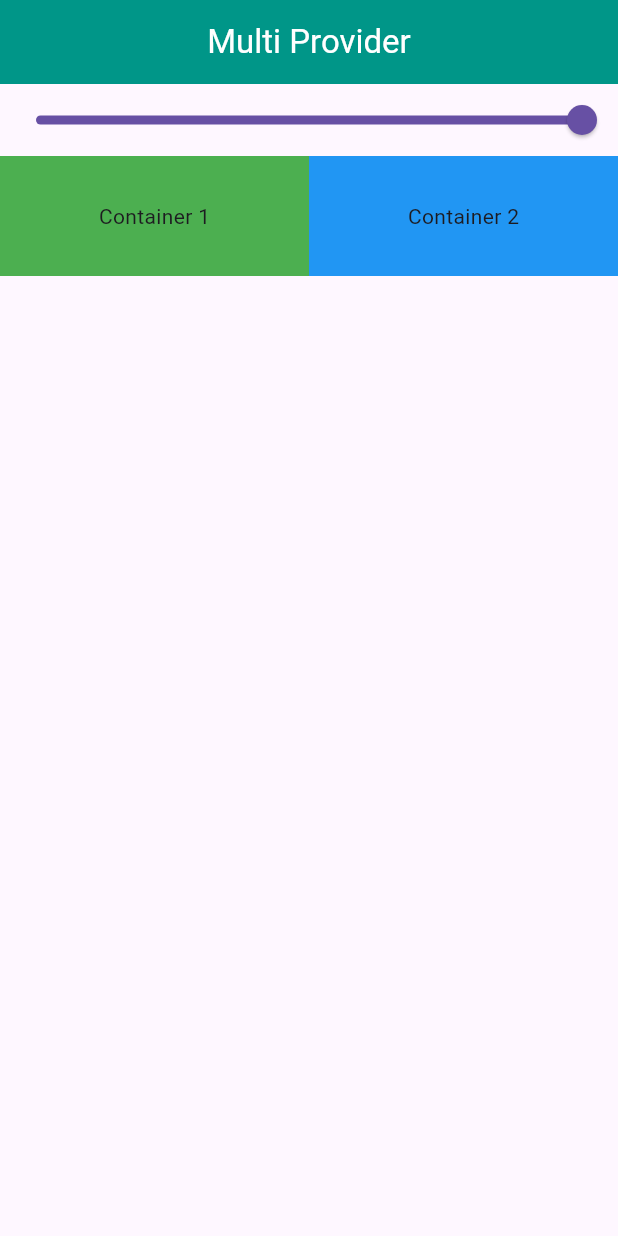
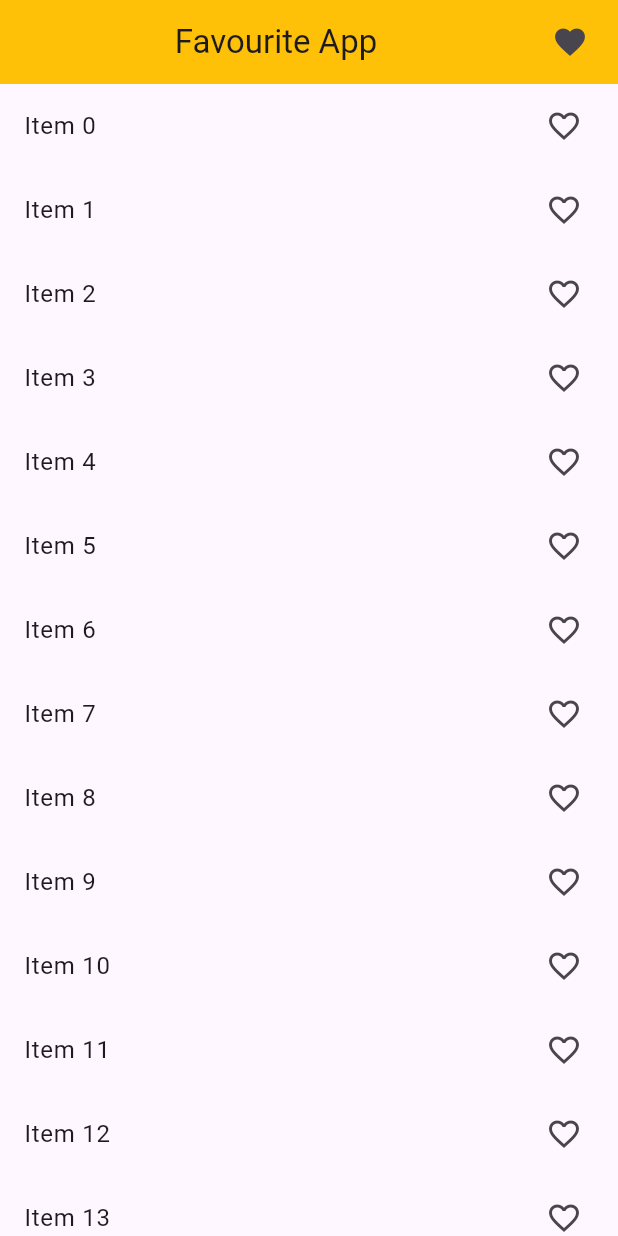
Before and after one commit to d19rsabhah/counter, a Flutter app: the screen it shows after launch, on a phone screen of 412 x 824 dp. Run offline on Flutter 3.47's test engine with Material 3 defaults, Android fonts, the phone set to English and light mode, and no system bars.

Commit message:
favourite app

```diff
--- a/lib/main.dart
+++ b/lib/main.dart
@@ -1,7 +1,9 @@
 import 'package:counter/provider/count_provider.dart';
 import 'package:counter/provider/example_one_provider.dart';
+import 'package:counter/provider/favourite_provider.dart';
 import 'package:counter/screen/count_example.dart';
 import 'package:counter/screen/example_one.dart';
+import 'package:counter/screen/favourite/favourite_screen.dart';
 import 'package:flutter/material.dart';
 import 'package:provider/provider.dart';
 
@@ -14,12 +16,13 @@ class MyApp extends StatelessWidget {
     return MultiProvider(
         providers: [
           ChangeNotifierProvider(create: (_) => CountProvider()),
-          ChangeNotifierProvider(create: (_) => ExampleOneProvider())
+          ChangeNotifierProvider(create: (_) => ExampleOneProvider()),
+          ChangeNotifierProvider(create: (_) => FavouriteProvider())
         ],
         child: MaterialApp(
           debugShowCheckedModeBanner: false,
           title: 'Flutter Demo',
-          home: ExampleOne(),
+          home: FavouriteScreen(),
         ));
   }
 }
--- /dev/null
+++ b/lib/provider/favourite_provider.dart
@@ -0,0 +1,16 @@
+import 'package:flutter/foundation.dart';
+
+class FavouriteProvider with ChangeNotifier {
+  List<int> _fav = [];
+
+  List<int> get fav => _fav;
+  void addItem(int value) {
+    _fav.add(value);
+    notifyListeners();
+  }
+
+  void removeItem(int value) {
+    _fav.remove(value);
+    notifyListeners();
+  }
+}
--- /dev/null
+++ b/lib/screen/favourite/favourite_screen.dart
@@ -0,0 +1,66 @@
+import "package:counter/provider/favourite_provider.dart";
+import "package:counter/screen/favourite/my_favourite.dart";
+import "package:flutter/material.dart";
+import "package:provider/provider.dart";
+
+class FavouriteScreen extends StatefulWidget {
+  const FavouriteScreen({super.key});
+
+  @override
+  State<FavouriteScreen> createState() => _FavouriteScreenState();
+}
+
+class _FavouriteScreenState extends State<FavouriteScreen> {
+  List<int> fav = [];
+
+  @override
+  Widget build(BuildContext context) {
+    //  final favouriteProvide = Provider.of<FavouriteProvider>(context);
+    print('build');
+    return Scaffold(
+      appBar: AppBar(
+        title: Center(child: Text('Favourite App')),
+        backgroundColor: Colors.amber,
+        actions: [
+          InkWell(
+              onTap: () {
+                Navigator.push(
+                    context,
+                    MaterialPageRoute(
+                        builder: (context) => MyFavouriteItemScreen()));
+              },
+              child: Icon(Icons.favorite)),
+          SizedBox(
+            width: 20,
+          )
+        ],
+      ),
+      body: Column(
+        children: [
+          Expanded(
+            child: ListView.builder(
+                itemCount: 100,
+                itemBuilder: (context, index) {
+                  return Consumer<FavouriteProvider>(
+                      builder: (context, value, child) {
+                    return ListTile(
+                      onTap: () {
+                        if (value.fav.contains(index)) {
+                          value.removeItem(index);
+                        } else {
+                          value.addItem(index);
+                        }
+                      },
+                      title: Text('Item ' + index.toString()),
+                      trailing: Icon(value.fav.contains(index)
+                          ? Icons.favorite
+                          : Icons.favorite_outline),
+                    );
+                  });
+                }),
+          )
+        ],
+      ),
+    );
+  }
+}
```
Also changed, not shown: lib/screen/favourite/my_favourite.dart (added, +63 -0 lines).
